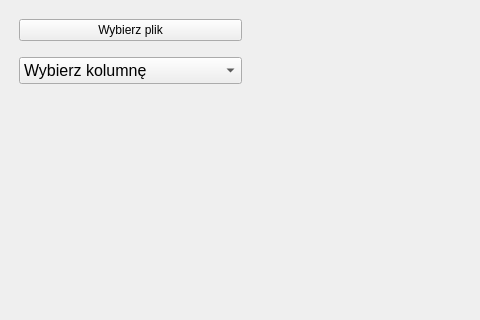
The window that style/duplicates.ui (Mateusz2734/intrastat-gui) describes before a commit, drawn with Qt 5; both pictures show x 0 to 480 and y 0 to 320 of the 806 by 527 pixel window.
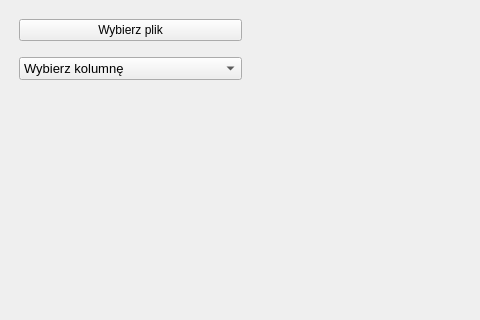
The same window after the commit.

Patch:
```diff
--- a/style/duplicates.ui
+++ b/style/duplicates.ui
@@ -133,7 +133,7 @@
        <widget class="QComboBox" name="column_combo">
         <property name="font">
          <font>
-          <pointsize>12</pointsize>
+          <pointsize>10</pointsize>
          </font>
         </property>
         <property name="contextMenuPolicy">
```
